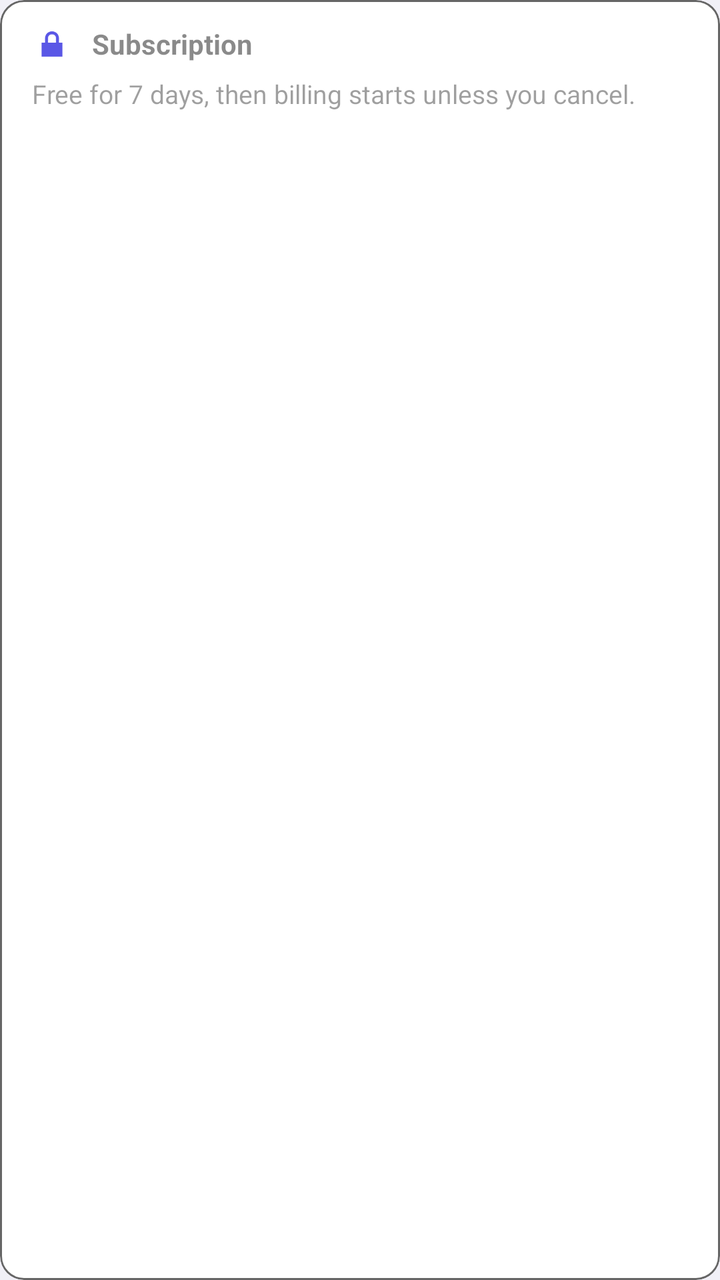
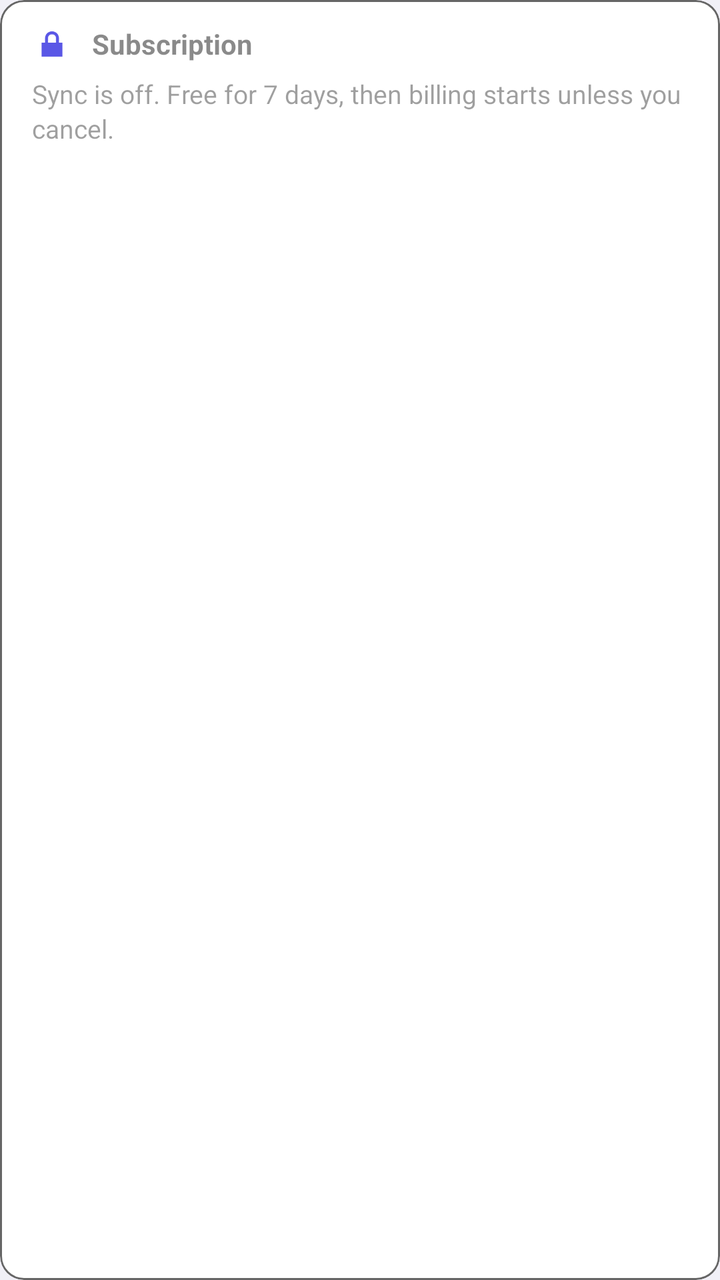

An Android layout rendered at two revisions. The XML below is the earlier revision; the diff shows what the commit changed to produce the second picture.
<!-- AndroidManifest.xml: application theme Theme.SyncForProton -->
<!-- res/layout/settings_subscription_card.xml -->
<?xml version="1.0" encoding="utf-8"?>
<com.google.android.material.card.MaterialCardView
    xmlns:android="http://schemas.android.com/apk/res/android"
    xmlns:app="http://schemas.android.com/apk/res-auto"
    android:layout_width="match_parent"
    android:layout_height="wrap_content"
    android:layout_marginTop="8dp"
    android:layout_marginBottom="8dp"
    app:cardCornerRadius="12dp"
    app:cardElevation="0dp"
    app:strokeWidth="1dp"
    app:strokeColor="?attr/colorControlNormal"
    app:cardBackgroundColor="?attr/colorSurface">

    <LinearLayout
        android:layout_width="match_parent"
        android:layout_height="wrap_content"
        android:orientation="vertical"
        android:paddingHorizontal="16dp"
        android:paddingVertical="12dp">

        <LinearLayout
            android:layout_width="match_parent"
            android:layout_height="wrap_content"
            android:orientation="horizontal"
            android:gravity="center_vertical">

            <ImageView
                android:id="@+id/icon_subscription"
                android:layout_width="20dp"
                android:layout_height="20dp"
                android:layout_marginEnd="10dp"
                android:src="@android:drawable/ic_lock_lock"
                android:contentDescription="@string/label_subscription" />

            <TextView
                android:layout_width="wrap_content"
                android:layout_height="wrap_content"
                android:layout_weight="1"
                android:text="@string/label_subscription"
                android:textSize="14sp"
                android:textStyle="bold"
                android:alpha="0.85" />

        </LinearLayout>

        <TextView
            android:id="@+id/text_subscription_status"
            android:layout_width="match_parent"
            android:layout_height="wrap_content"
            android:layout_marginTop="6dp"
            android:text="@string/label_subscription_none"
            android:textSize="13sp"
            android:alpha="0.7"
            android:lineSpacingExtra="2dp" />

        <LinearLayout
            android:id="@+id/subscription_button_row"
            android:layout_width="match_parent"
            android:layout_height="wrap_content"
            android:orientation="horizontal"
            android:layout_marginTop="4dp"
            android:layout_marginStart="-8dp">

            <com.google.android.material.button.MaterialButton
                android:id="@+id/btn_subscription_action"
                android:layout_width="wrap_content"
                android:layout_height="wrap_content"
                android:minHeight="36dp"
                android:textAllCaps="false"
                android:visibility="gone"
                style="@style/Widget.MaterialComponents.Button.TextButton"
                app:cornerRadius="8dp" />

            <com.google.android.material.button.MaterialButton
                android:id="@+id/btn_subscription_manage"
                android:layout_width="wrap_content"
                android:layout_height="wrap_content"
                android:minHeight="36dp"
                android:text="@string/btn_manage_subscription"
                android:textAllCaps="false"
                android:visibility="gone"
                style="@style/Widget.MaterialComponents.Button.TextButton"
                app:cornerRadius="8dp" />

        </LinearLayout>

        
        <TextView
            android:id="@+id/text_subscription_note"
            android:layout_width="match_parent"
            android:layout_height="wrap_content"
            android:accessibilityTraversalAfter="@id/text_subscription_status"
            android:layout_marginTop="2dp"
            android:textColor="@color/sfp_text_secondary"
            android:textSize="@dimen/sfp_text_row_sub"
            android:lineSpacingExtra="2dp"
            android:visibility="gone" />

    </LinearLayout>

</com.google.android.material.card.MaterialCardView>
<!-- resources referenced by this layout -->
<resources>
  <color name="sfp_text_secondary">#6B6B7B</color>
  <dimen name="sfp_text_row_sub">12.5sp</dimen>
  <string name="btn_manage_subscription">Manage subscription</string>
  <string name="label_subscription">Subscription</string>
  <string name="label_subscription_none">Free for 7 days, then billing starts unless you cancel.</string>
  <style name="Theme.SyncForProton" parent="Theme.MaterialComponents.DayNight.NoActionBar">
          
          <item name="colorPrimary">@color/sfp_primary</item>
          <item name="colorPrimaryVariant">@color/sfp_primary</item>
          <item name="colorOnPrimary">@color/sfp_on_primary</item>
          <item name="colorSecondary">@color/sfp_primary</item>
          <item name="colorOnSecondary">@color/sfp_on_primary</item>
  
          
          <item name="android:colorBackground">@color/sfp_window</item>
          <item name="colorSurface">@color/sfp_surface</item>
          <item name="colorOnSurface">@color/sfp_text</item>
          <item name="colorOnBackground">@color/sfp_text</item>
          <item name="colorError">@color/sfp_danger</item>
  
          
          <item name="elevationOverlayEnabled">false</item>
  
          
          <item name="android:statusBarColor">@color/sfp_window</item>
          <item name="android:navigationBarColor">@color/sfp_window</item>
          <item name="android:windowLightStatusBar" tools:targetApi="m">true</item>
  
          
          <item name="materialCardViewStyle">@style/Widget.SyncForProton.Card</item>
          <item name="shapeAppearanceSmallComponent">@style/ShapeAppearance.SyncForProton.Small</item>
          <item name="shapeAppearanceMediumComponent">@style/ShapeAppearance.SyncForProton.Medium</item>
      </style>
  <color name="sfp_primary">#5A57E6</color>
  <color name="sfp_on_primary">#FFFFFF</color>
  <color name="sfp_window">#F1F0F7</color>
  <color name="sfp_surface">#FFFFFF</color>
  <color name="sfp_text">#191922</color>
  <color name="sfp_danger">#D8553F</color>
  <style name="Widget.SyncForProton.Card" parent="Widget.MaterialComponents.CardView">
          <item name="cardElevation">0dp</item>
          <item name="cardBackgroundColor">@color/sfp_surface</item>
          <item name="strokeWidth">0dp</item>
          <item name="cardCornerRadius">@dimen/sfp_radius_group</item>
          <item name="contentPadding">0dp</item>
      </style>
  <style name="ShapeAppearance.SyncForProton.Small" parent="ShapeAppearance.MaterialComponents.SmallComponent">
          <item name="cornerSize">@dimen/sfp_radius_field</item>
      </style>
  <style name="ShapeAppearance.SyncForProton.Medium" parent="ShapeAppearance.MaterialComponents.MediumComponent">
          <item name="cornerSize">@dimen/sfp_radius_group</item>
      </style>
  <dimen name="sfp_radius_group">20dp</dimen>
  <dimen name="sfp_radius_field">14dp</dimen>
</resources>

<!-- the commit's change to res/layout/settings_subscription_card.xml (unified diff, before → after) -->
@@ -72,6 +72,17 @@
                 style="@style/Widget.MaterialComponents.Button.TextButton"
                 app:cornerRadius="8dp" />
 
+            
+            <com.google.android.material.button.MaterialButton
+                android:id="@+id/btn_subscription_enter_id"
+                android:layout_width="wrap_content"
+                android:layout_height="wrap_content"
+                android:minHeight="36dp"
+                android:textAllCaps="false"
+                android:visibility="gone"
+                style="@style/Widget.MaterialComponents.Button.TextButton"
+                app:cornerRadius="8dp" />
+
             <com.google.android.material.button.MaterialButton
                 android:id="@+id/btn_subscription_manage"
                 android:layout_width="wrap_content"
<!-- resource entries referenced after the edit -->
@@ -4,7 +4,7 @@
   <dimen name="sfp_text_row_sub">12.5sp</dimen>
   <string name="btn_manage_subscription">Manage subscription</string>
   <string name="label_subscription">Subscription</string>
-  <string name="label_subscription_none">Free for 7 days, then billing starts unless you cancel.</string>
+  <string name="label_subscription_none">Sync is off. Free for 7 days, then billing starts unless you cancel.</string>
   <style name="Theme.SyncForProton" parent="Theme.MaterialComponents.DayNight.NoActionBar">
           
           <item name="colorPrimary">@color/sfp_primary</item>
